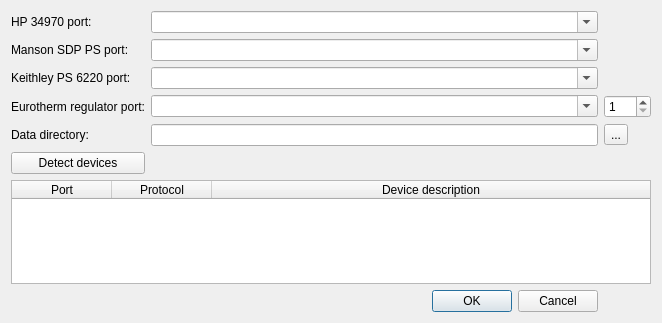
First picture: the form in Seebeck/configui.ui, repository mBr001/seebeck, before the edit.
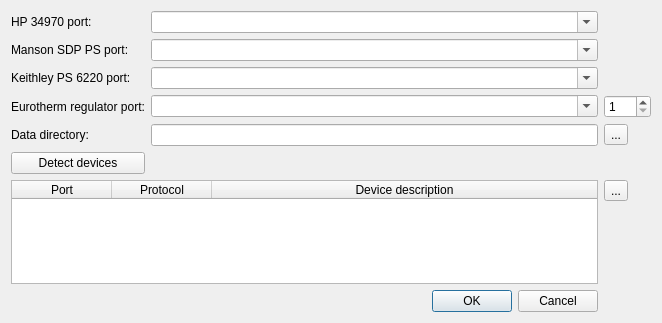
Second picture: the form after the edit.

Commit message: add prototype of refresh devices button

```diff
--- a/Seebeck/configui.ui
+++ b/Seebeck/configui.ui
@@ -65,7 +65,7 @@
      </property>
     </widget>
    </item>
-   <item row="7" column="0" colspan="2">
+   <item row="8" column="0" colspan="2">
     <widget class="QDialogButtonBox" name="buttonBox">
      <property name="orientation">
       <enum>Qt::Horizontal</enum>
@@ -123,6 +123,13 @@
      </property>
     </widget>
    </item>
+   <item row="6" column="2">
+    <widget class="QToolButton" name="devicesRefreshToolButton">
+     <property name="text">
+      <string>...</string>
+     </property>
+    </widget>
+   </item>
    <item row="5" column="0">
     <widget class="QPushButton" name="detectPushButton">
      <property name="text">
@@ -130,7 +137,20 @@
      </property>
     </widget>
    </item>
-   <item row="6" column="0" colspan="3">
+   <item row="7" column="2">
+    <spacer name="verticalSpacer">
+     <property name="orientation">
+      <enum>Qt::Vertical</enum>
+     </property>
+     <property name="sizeHint" stdset="0">
+      <size>
+       <width>20</width>
+       <height>40</height>
+      </size>
+     </property>
+    </spacer>
+   </item>
+   <item row="6" column="0" rowspan="2" colspan="2">
     <widget class="QTableWidget" name="devicesTableWidget">
      <attribute name="horizontalHeaderStretchLastSection">
       <bool>true</bool>
```
The commit also changes 2 other files.
